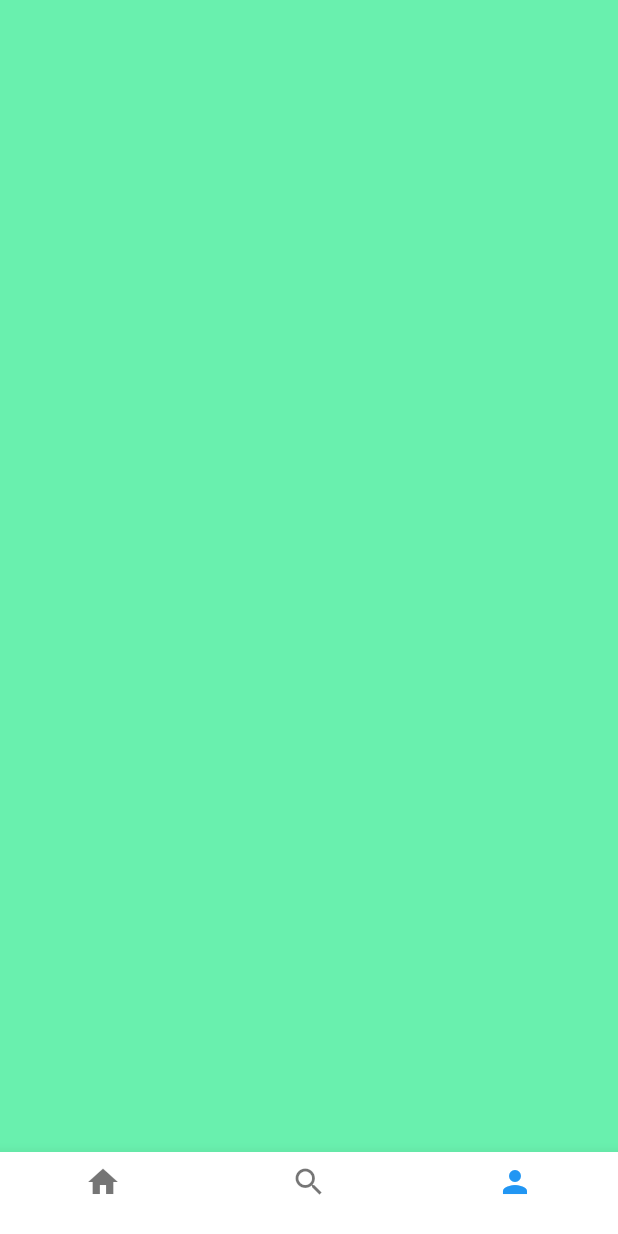
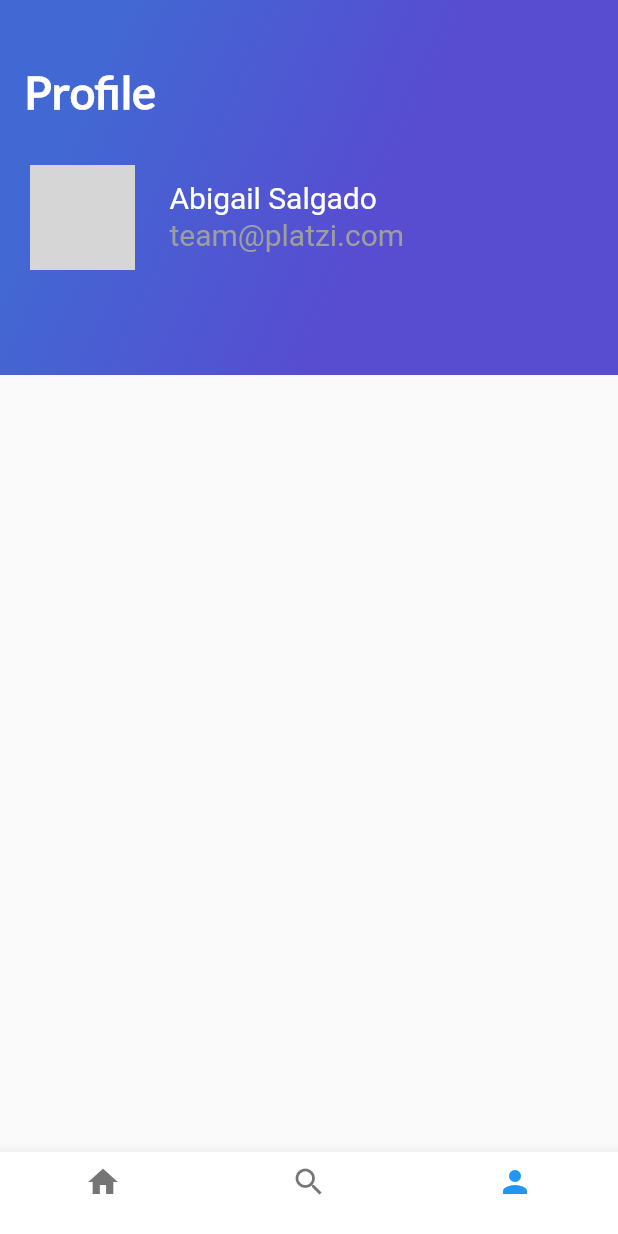
Before and after one commit to lskywolfll/Flutter_Practice, a Flutter app: the screen it shows after launch, item 3 of the bottom bar chosen, on a phone screen of 412 x 824 dp. Run offline on Flutter 3.47's test engine with Material 2 defaults, Android fonts, the phone set to English and light mode, and no system bars; network calls fail; grey boxes are pictures that could not be loaded.

Commit message:
se termina parte inicial del icono y nombre con email

```diff
--- a/lib/pages/profile_trips.dart
+++ b/lib/pages/profile_trips.dart
@@ -1,12 +1,47 @@
 import 'package:flutter/material.dart';
+import 'package:platzi_flutter/pages/gradient_back.dart';
 
 class ProfileTrips extends StatelessWidget {
   const ProfileTrips({Key key}) : super(key: key);
 
+  final String urlTestImage =
+      "https://images.unsplash.com/photo-1569913486515-b74bf7751574?ixlib=rb-1.2.1&ixid=eyJhcHBfaWQiOjEyMDd9&auto=format&fit=crop&w=635&q=80";
+
   @override
   Widget build(BuildContext context) {
-    return Container(
-      color: Colors.greenAccent,
+    return Stack(
+      children: <Widget>[
+        GradientBack("Profile"),
+        Row(
+          crossAxisAlignment: CrossAxisAlignment.start,
+          children: <Widget>[
+            Container(
+                margin: EdgeInsets.only(top: 110.0, left: 20.0, right: 23.0),
+                width: 70.0,
+                height: 70.0,
+                child: CircleAvatar(
+                  backgroundImage: NetworkImage(urlTestImage),
+                )),
+            Column(
+              crossAxisAlignment: CrossAxisAlignment.start,
+              mainAxisAlignment: MainAxisAlignment.start,
+              mainAxisSize: MainAxisSize.max,
+              children: [
+              Container(
+                margin: EdgeInsets.only(
+                  top: 120.0,
+                ),
+                width: 140.0,
+                height: 25.0,
+                child: Text("Abigail Salgado",
+                    style: TextStyle(color: Colors.white, fontSize: 20.0)),
+              ),
+              Text("team@platzi.com",
+                    style: TextStyle(color: Colors.grey, fontSize: 20.0))
+            ])
+          ],
+        )
+      ],
     );
   }
 }
```
